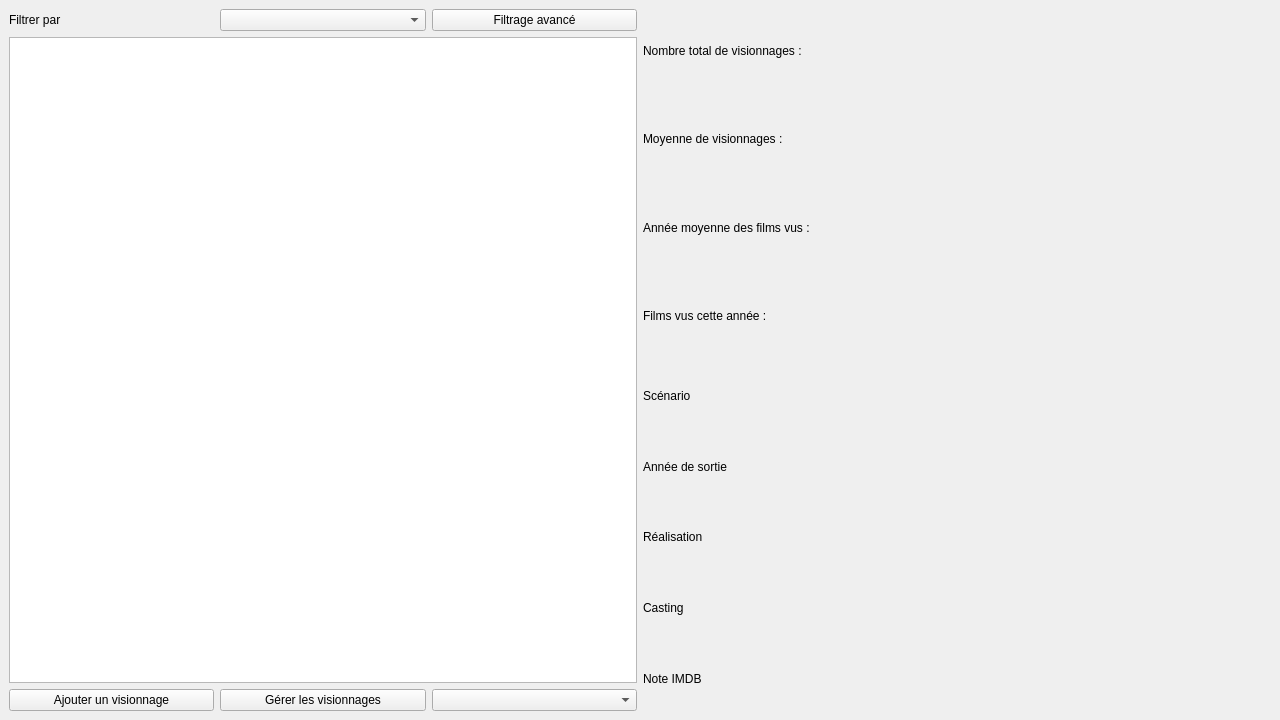
Old version of the form MainWindow.ui in the repository AmbreM71/MovieManager.
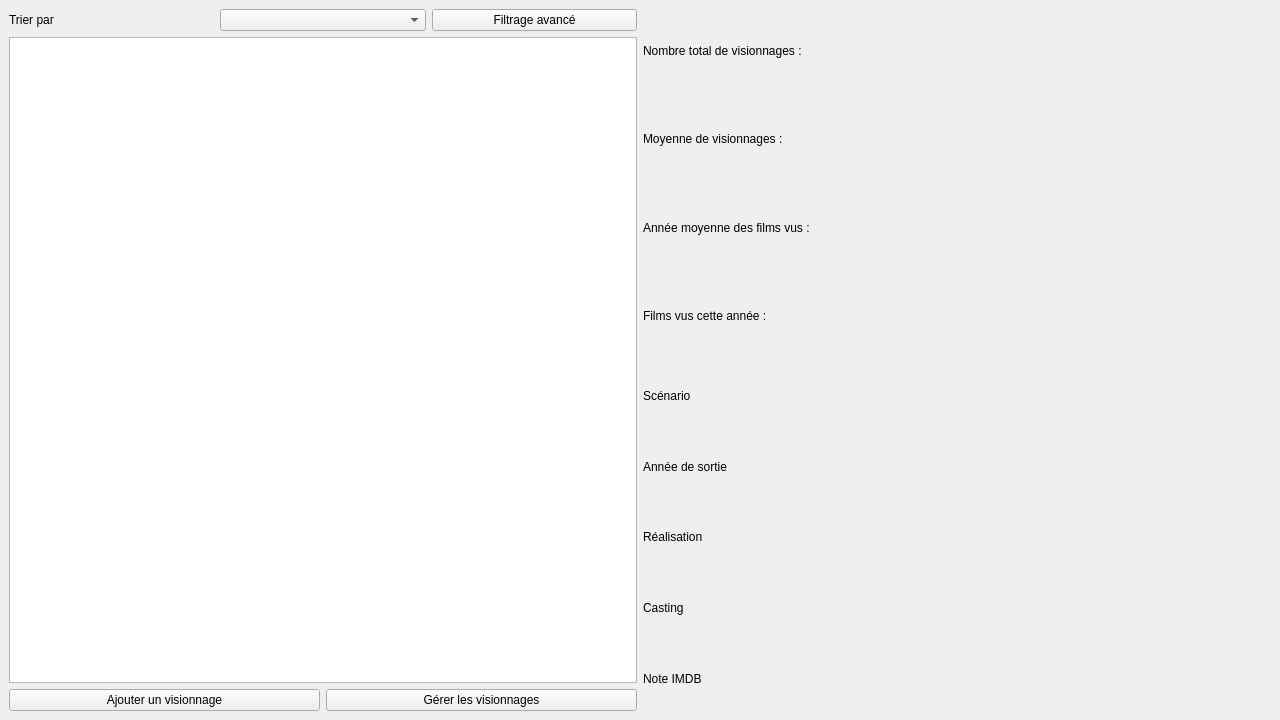
New version of the form.

Diff of the .ui file:
```diff
--- a/MainWindow.ui
+++ b/MainWindow.ui
@@ -38,12 +38,12 @@
         <item row="0" column="0">
          <widget class="QLabel" name="FiltersLabel">
           <property name="text">
-           <string>Filtrer par</string>
+           <string>Trier par</string>
           </property>
          </widget>
         </item>
         <item row="0" column="1">
-         <widget class="QComboBox" name="FiltersComboBox"/>
+         <widget class="QComboBox" name="SortComboBox"/>
         </item>
        </layout>
       </item>
@@ -75,9 +75,6 @@
             </property>
            </widget>
           </item>
-          <item>
-           <widget class="QComboBox" name="SortComboBox"/>
-          </item>
          </layout>
         </item>
        </layout>
```
Left out of the diff: 2 changed lines with no effect on the pictures.
